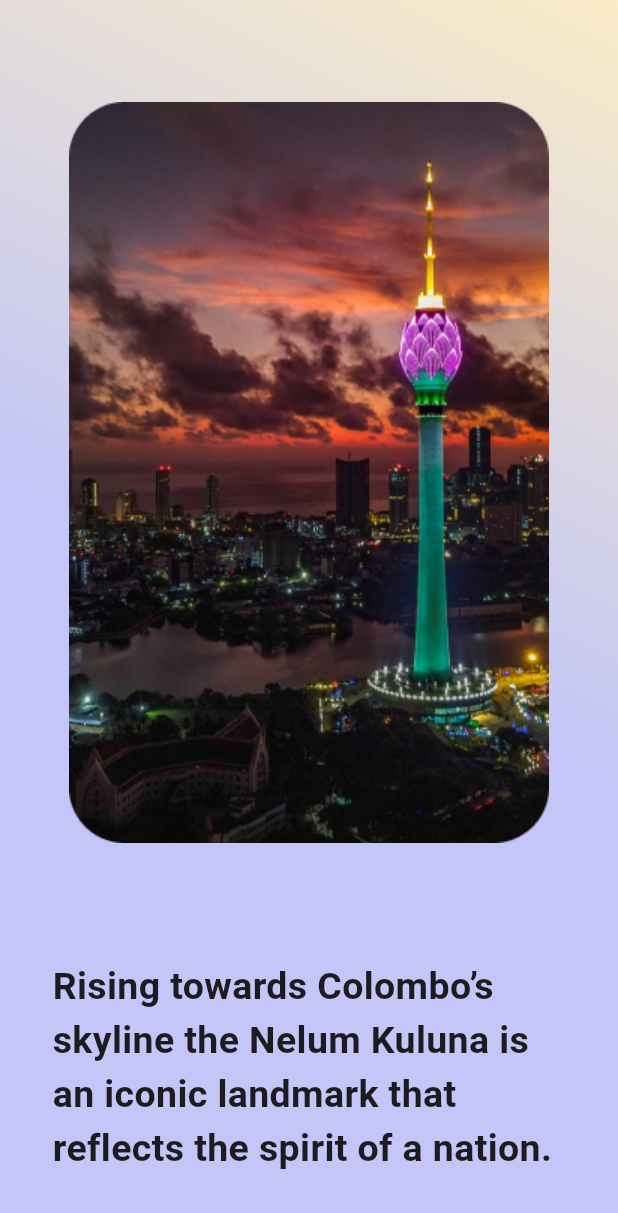
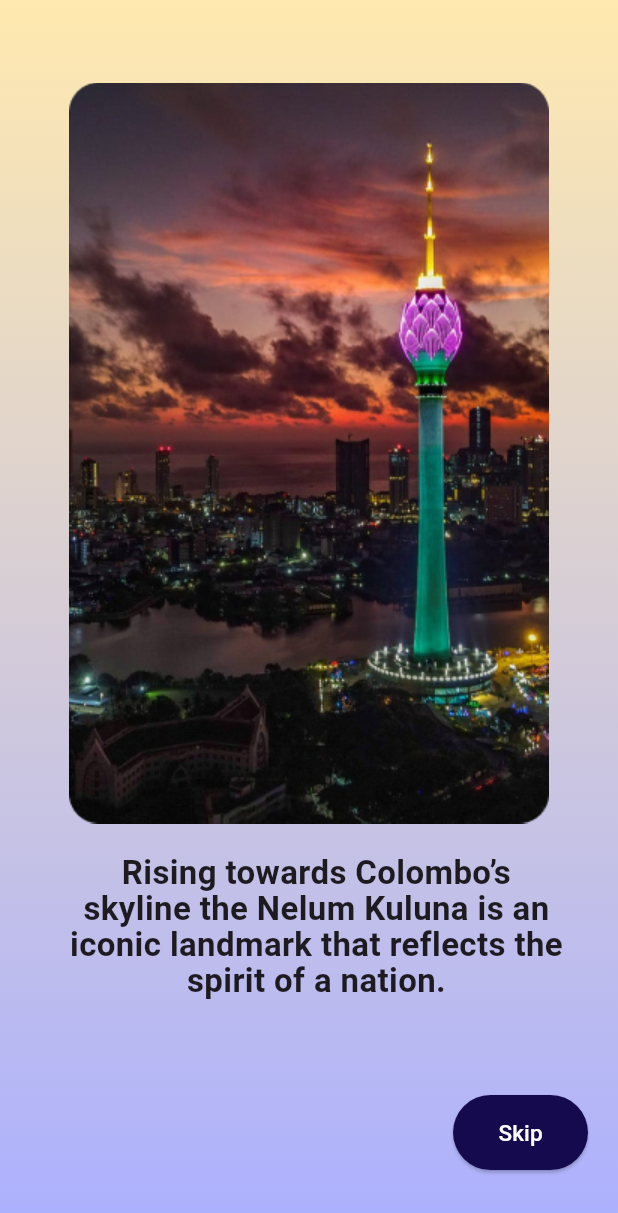
Before and after one commit to Dannansilva/Blue_orbit_mobileApp, a Flutter app: the screen it shows after launch, on a phone screen of 412 x 824 dp. Shown: the top 1213 px of the screen. Run offline on Flutter 3.47's test engine with Material 3 defaults, Android fonts, the phone set to English and light mode, and no system bars.

Commit message:
intro page done

```diff
--- a/blue_orbit_mobileapp/lib/intro.dart
+++ b/blue_orbit_mobileapp/lib/intro.dart
@@ -1,4 +1,4 @@
-// ignore_for_file: camel_case_types, prefer_const_constructors
+// ignore_for_file: camel_case_types, prefer_const_constructors, prefer_const_literals_to_create_immutables
 
 import 'package:flutter/material.dart';
 
@@ -11,39 +11,67 @@ class intro extends StatelessWidget {
       body: Container(
         decoration: const BoxDecoration(
           gradient: LinearGradient(
-            begin: Alignment.center,
+            begin: Alignment.bottomRight,
             end: Alignment.topRight,
-            colors: [Color(0xffC3C6F6), Color(0xFFFAECC7)],
+            colors: [Color(0xffABB0FF), Color(0xFFFFE9AF)],
           ),
         ),
         child: SafeArea(
           child: Padding(
-            padding: const EdgeInsets.all(10.0),
-            child: Column(children: const [
+            padding: EdgeInsets.all(10.0),
+            child: Column(children: [
               Column(
                 children: [
                   //image
                   Padding(
-                    padding: EdgeInsets.only(top: 5.0),
+                    padding: const EdgeInsets.only(top: 45.0, bottom: 20),
                     child: Image(
                       image: AssetImage('assets/intro.png'),
-                      width: 500,
-                      height: 600,
                     ),
                   ),
+
                   //text
                   Padding(
-                    padding: EdgeInsets.all(25.0),
-                    child: Text(
-                      "Rising towards Colombo’s skyline the Nelum Kuluna is an iconic landmark that reflects the spirit of a nation.",
-                      style: TextStyle(
-                        fontWeight: FontWeight.bold,
-                        fontSize: 25,
+                    padding: const EdgeInsets.only(left: 35.0, right: 25),
+                    child: Center(
+                      child: Text(
+                        "Rising towards Colombo’s skyline the Nelum Kuluna is an iconic landmark that reflects the spirit of a nation.",
+                        textAlign: TextAlign.center, // Center align the text
+                        style: TextStyle(
+                          fontWeight: FontWeight.bold,
+                          fontSize: 22,
+                          height: 1.1,
+                        ),
                       ),
                     ),
                   ),
                 ],
-              )
+              ),
+              // skip button
+              SizedBox(
+                height: 65,
+              ),
+              Row(
+                mainAxisAlignment: MainAxisAlignment.end,
+                children: [
+                  ElevatedButton(
+                    onPressed: () {
+                      Navigator.pushNamed(context, '/intro');
+                    },
+                    style: ButtonStyle(
+                      backgroundColor:
+                          MaterialStateProperty.all<Color>(Color(0xff140A4D)),
+                      minimumSize:
+                          MaterialStateProperty.all<Size>(Size(90, 50)),
+                    ),
+                    child: Text(
+                      "Skip",
+                      style: TextStyle(color: Colors.white, fontSize: 15),
+                    ),
+                  ),
+                  SizedBox(width: 10),
+                ],
+              ),
             ]),
           ),
         ),
--- a/blue_orbit_mobileapp/lib/main.dart
+++ b/blue_orbit_mobileapp/lib/main.dart
@@ -12,9 +12,12 @@ class MyApp extends StatelessWidget {
 
   @override
   Widget build(BuildContext context) {
-    return const MaterialApp(
+    return MaterialApp(
       debugShowCheckedModeBanner: false,
-      home:  intro(),
+      home: intro(),
+      routes: {
+        '/intro': (context) => const intro(),
+      },
     );
   }
 }
```
Also changed, not shown: blue_orbit_mobileapp/assets/intro.png.
